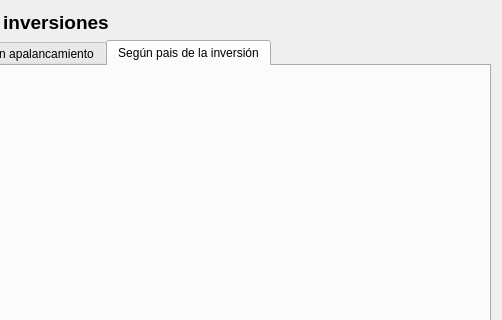
This is ui/wdgInformeClases.ui in turulomio/xulpymoney as Qt 5 draws it before an edit; both pictures show x 524 to 1026 and y 0 to 320 of the 1026 by 487 pixel window. The edited form follows.
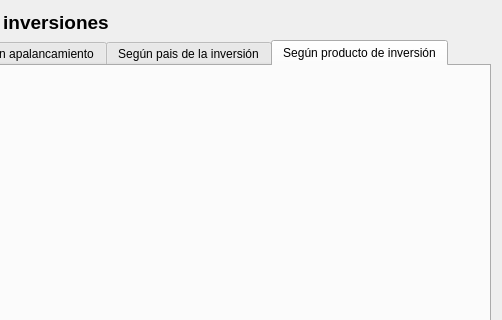
This is the edited form.

Commit message: Añadido pie por producto

Diff of the .ui file:
```diff
--- a/ui/wdgInformeClases.ui
+++ b/ui/wdgInformeClases.ui
@@ -42,7 +42,7 @@
      <item>
       <widget class="QTabWidget" name="tab">
        <property name="currentIndex">
-        <number>4</number>
+        <number>5</number>
        </property>
        <widget class="QWidget" name="tabTPCVariable">
         <attribute name="title">
@@ -116,6 +116,16 @@
          </item>
         </layout>
        </widget>
+       <widget class="QWidget" name="tab_4">
+        <attribute name="title">
+         <string>Según producto de inversión</string>
+        </attribute>
+        <layout class="QHBoxLayout" name="horizontalLayout_7">
+         <item>
+          <layout class="QHBoxLayout" name="layProduct"/>
+         </item>
+        </layout>
+       </widget>
       </widget>
      </item>
     </layout>
```
The commit also changes 8 other files.
